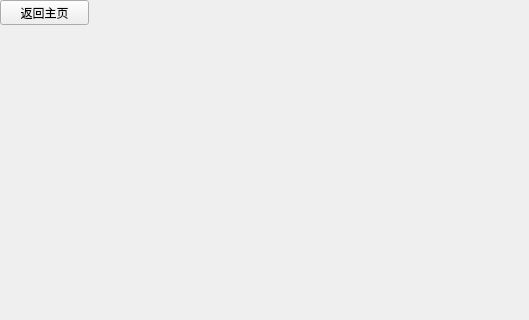
This is ui/facedetwindow.ui in wxxhub/machine_view as Qt 5 draws it before an edit; both pictures show x 0 to 529 and y 0 to 320 of the 800 by 600 pixel window. The edited form follows.
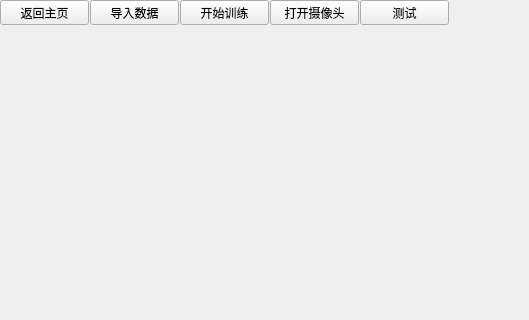
This is the edited form.

Diff of the .ui file:
```diff
--- a/ui/facedetwindow.ui
+++ b/ui/facedetwindow.ui
@@ -27,6 +27,84 @@
      <string>返回主页</string>
     </property>
    </widget>
+   <widget class="QPushButton" name="importDate">
+    <property name="geometry">
+     <rect>
+      <x>90</x>
+      <y>0</y>
+      <width>89</width>
+      <height>25</height>
+     </rect>
+    </property>
+    <property name="text">
+     <string>导入数据</string>
+    </property>
+   </widget>
+   <widget class="QLabel" name="tip">
+    <property name="geometry">
+     <rect>
+      <x>0</x>
+      <y>527</y>
+      <width>801</width>
+      <height>20</height>
+     </rect>
+    </property>
+    <property name="text">
+     <string/>
+    </property>
+   </widget>
+   <widget class="QPushButton" name="startTrain">
+    <property name="geometry">
+     <rect>
+      <x>180</x>
+      <y>0</y>
+      <width>89</width>
+      <height>25</height>
+     </rect>
+    </property>
+    <property name="text">
+     <string>开始训练</string>
+    </property>
+   </widget>
+   <widget class="QPushButton" name="openCapture">
+    <property name="geometry">
+     <rect>
+      <x>270</x>
+      <y>0</y>
+      <width>89</width>
+      <height>25</height>
+     </rect>
+    </property>
+    <property name="text">
+     <string>打开摄像头</string>
+    </property>
+   </widget>
+   <widget class="QLabel" name="imageShow">
+    <property name="geometry">
+     <rect>
+      <x>0</x>
+      <y>30</y>
+      <width>641</width>
+      <height>461</height>
+     </rect>
+    </property>
+    <property name="text">
+     <string/>
+    </property>
+   </widget>
+   <widget class="QPushButton" name="test">
+    <property name="geometry">
+     <rect>
+      <x>360</x>
+      <y>0</y>
+      <width>89</width>
+      <height>25</height>
+     </rect>
+    </property>
+    <property name="text">
+     <string>测试</string>
+    </property>
+   </widget>
   </widget>
   <widget class="QMenuBar" name="menubar">
    <property name="geometry">
```
Left out of the diff: 2 changed lines with no effect on the pictures.
